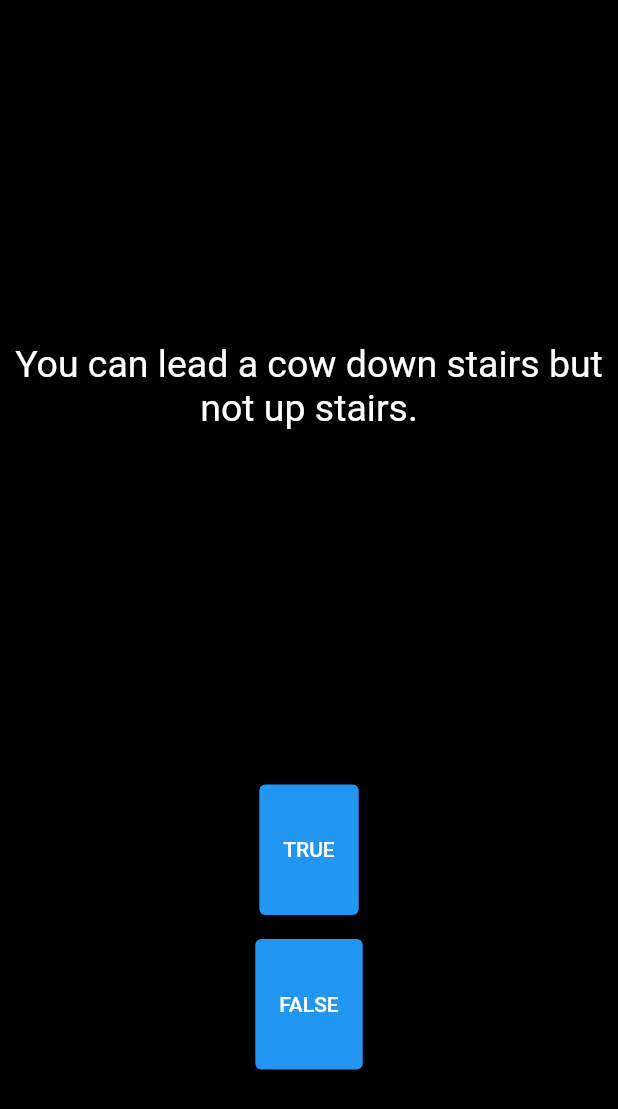
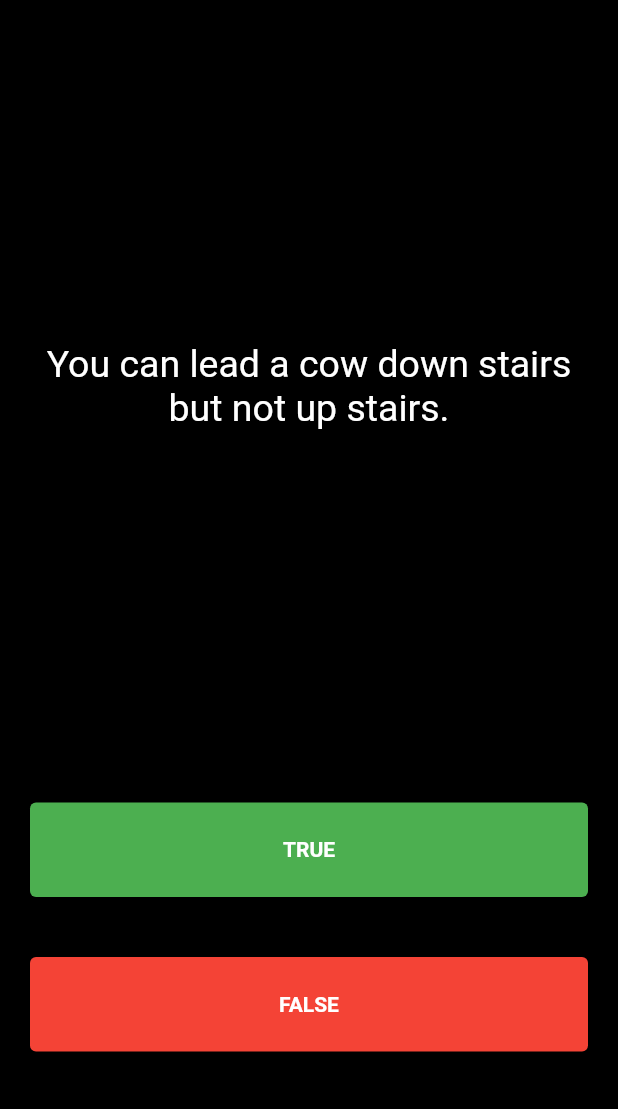
Before and after one commit to ItSNeverLate/Quizzler, a Flutter app: the screen it shows after launch, on a phone screen of 412 x 824 dp. Shown: the top 1109 px of the screen. Run offline on Flutter 3.47's test engine with Material 2 defaults, Android fonts, the phone set to English and light mode, and no system bars.

Commit message:
fixes buttons and uses ListView

```diff
--- a/lib/pages/home_page.dart
+++ b/lib/pages/home_page.dart
@@ -1,3 +1,5 @@
+import 'dart:ui';
+
 import 'package:flutter/material.dart';
 import 'package:flutter/rendering.dart';
 import 'package:quizzler/domain/questions_brain.dart';
@@ -39,46 +41,69 @@ class _HomePageState extends State<HomePage> {
           Expanded(
             flex: 5,
             child: Center(
-              child: Text(
-                question.questionText,
-                textAlign: TextAlign.center,
-                style: TextStyle(fontSize: 25, color: Colors.white),
+              child: Padding(
+                padding: EdgeInsets.all(20.0),
+                child: Text(
+                  question.questionText,
+                  textAlign: TextAlign.center,
+                  style: TextStyle(fontSize: 25, color: Colors.white),
+                ),
               ),
             ),
           ),
           Expanded(
-            child: Padding(
-              padding: const EdgeInsets.all(8.0),
-              child: ElevatedButton(
+            child: Container(
+              width: window.physicalSize.width,
+              padding: const EdgeInsets.all(20.0),
+              child: TextButton(
+                style: TextButton.styleFrom(backgroundColor: Colors.green),
                 onPressed: () => _checkAnswer(true),
-                child: Text('TRUE'),
+                child: Text(
+                  'TRUE',
+                  style: TextStyle(
+                    color: Colors.white,
+                    fontWeight: FontWeight.bold,
+                  ),
+                ),
               ),
             ),
           ),
           Expanded(
-            child: Padding(
-              padding: const EdgeInsets.all(8.0),
-              child: ElevatedButton(
+            child: Container(
+              width: window.physicalSize.width,
+              padding: const EdgeInsets.all(20.0),
+              child: TextButton(
+                style: TextButton.styleFrom(backgroundColor: Colors.red),
                 onPressed: () => _checkAnswer(false),
-                child: Text('FALSE'),
+                child: Text(
+                  'FALSE',
+                  style: TextStyle(
+                    color: Colors.white,
+                    fontWeight: FontWeight.bold,
+                  ),
+                ),
               ),
             ),
           ),
           Expanded(
-            child: Row(
+            child: ListView(
+              padding: const EdgeInsets.all(20),
+              scrollDirection: Axis.horizontal,
               children: answersKeeper
                   .map((answer) => answer
                       ? Icon(
                           Icons.check,
                           color: Colors.green,
+                          size: 45.0,
                         )
                       : Icon(
                           Icons.close,
                           color: Colors.red,
+                          size: 45.0,
                         ))
                   .toList(),
             ),
-          )
+          ),
         ],
       ),
     );
```
Also changed, not shown: 1 other file.
